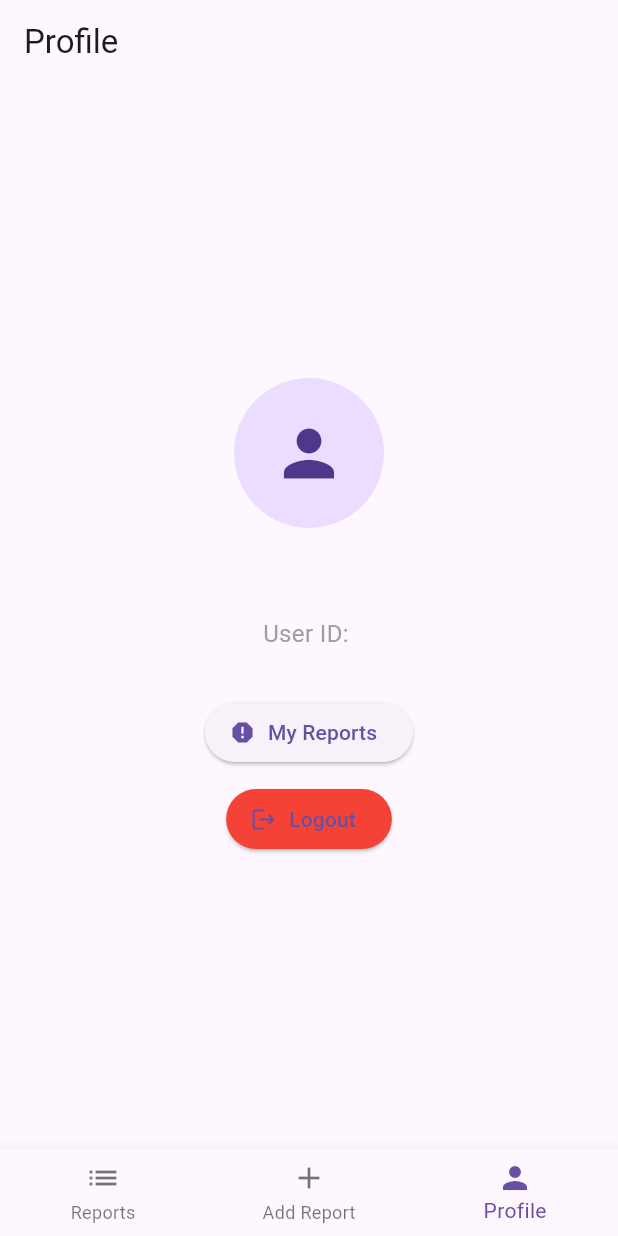
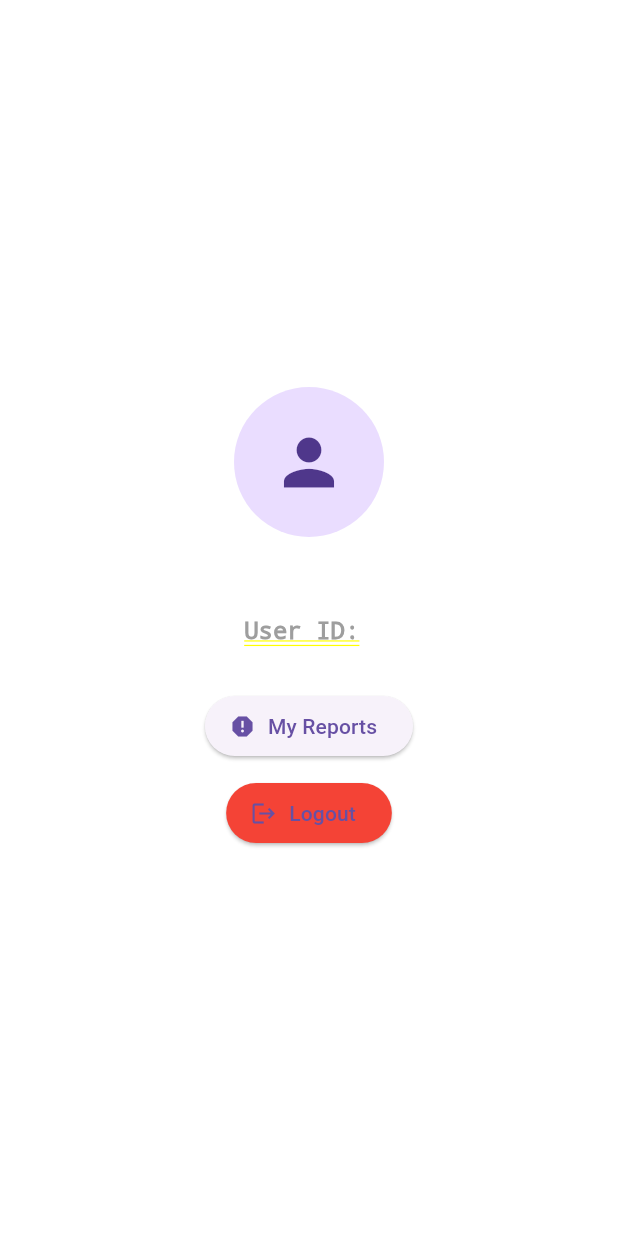
Before and after one commit to ganeswar-velvadapu/env, a Flutter app: the ProfileScreen screen opened by its route, on a phone screen of 412 x 824 dp. Run offline on Flutter 3.47's test engine with Material 3 defaults, Android fonts, the light colour scheme and no system bars; our stand-ins replace dio, flutter_secure_storage, geocoding, geolocator, go_router; accounts and stored records are empty; network calls fail.

Commit message:
added profile

```diff
--- a/frontend/lib/screens/profile_screen.dart
+++ b/frontend/lib/screens/profile_screen.dart
@@ -6,28 +6,8 @@ import 'package:provider/provider.dart';
 
 final storage = FlutterSecureStorage();
 
-class ProfileScreen extends StatefulWidget {
+class ProfileScreen extends StatelessWidget {
   const ProfileScreen({super.key});
-
-  @override
-  State<ProfileScreen> createState() => _ProfileScreenState();
-}
-
-class _ProfileScreenState extends State<ProfileScreen> {
-  int _selectedIndex = 2; // Default to profile tab
-
-  final List<String> _routes = [
-    '/',            // Reports screen
-    '/report/add',  // Add Report
-    '/profile',     // Profile screen
-  ];
-
-  void _onItemTapped(int index) {
-    setState(() {
-      _selectedIndex = index;
-    });
-    context.go(_routes[index]);
-  }
 
   Future<void> _logout(BuildContext context) async {
     await storage.delete(key: 'token');
@@ -40,21 +20,17 @@ class _ProfileScreenState extends State<ProfileScreen> {
     final user = context.watch<AuthProvider>().user;
 
     if (user == null) {
-      return Scaffold(
-        body: Center(
+      return Center(
         child: ElevatedButton(
           onPressed: () {
             context.push('/login');
           },
           child: const Text("Login"),
         ),
-        ),
       );
     }
 
-    return Scaffold(
-      appBar: AppBar(title: const Text("Profile")),
-      body: Center(
+    return Center(
       child: Padding(
         padding: const EdgeInsets.all(24.0),
         child: Column(
@@ -94,25 +70,6 @@ class _ProfileScreenState extends State<ProfileScreen> {
           ],
         ),
       ),
-      ),
-      bottomNavigationBar: BottomNavigationBar(
-        currentIndex: _selectedIndex,
-        onTap: _onItemTapped,
-        items: const [
-          BottomNavigationBarItem(
-            icon: Icon(Icons.list),
-            label: 'Reports',
-          ),
-          BottomNavigationBarItem(
-            icon: Icon(Icons.add),
-            label: 'Add Report',
-          ),
-          BottomNavigationBarItem(
-            icon: Icon(Icons.person),
-            label: 'Profile',
-          ),
-        ],
-      ),
     );
   }
 }
```
Lines whose indentation alone changed are shown as unchanged.
